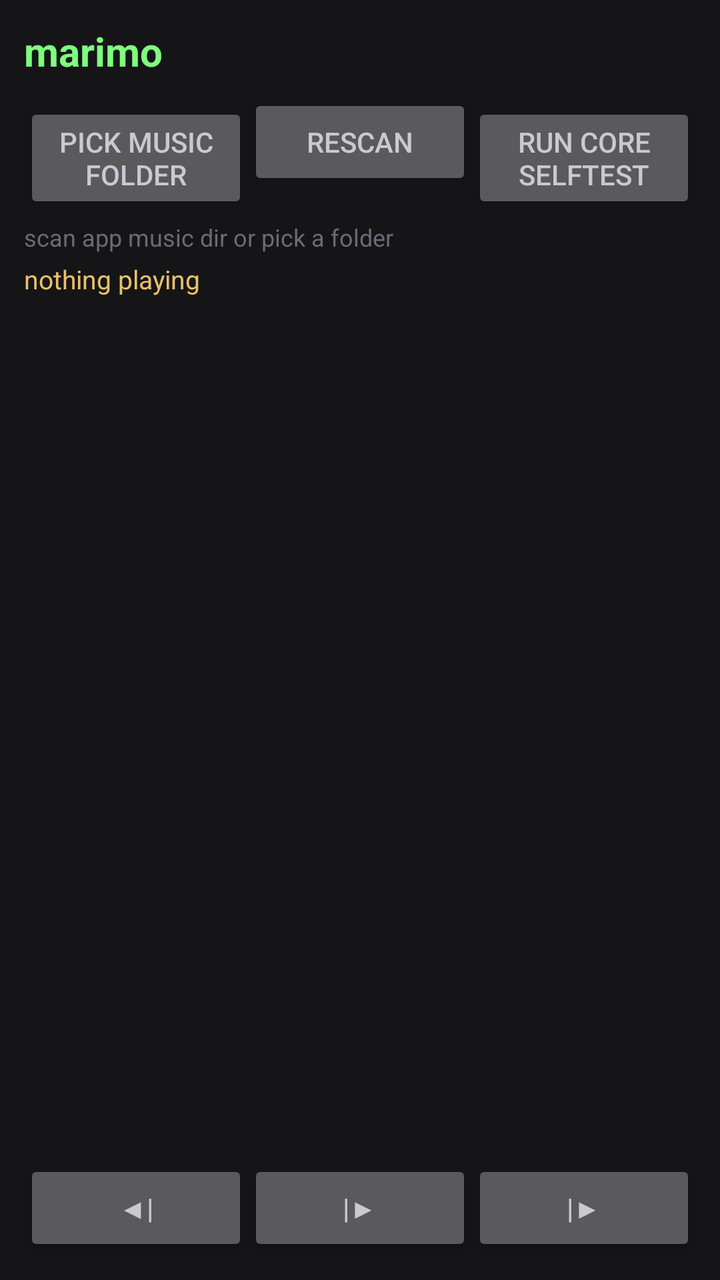
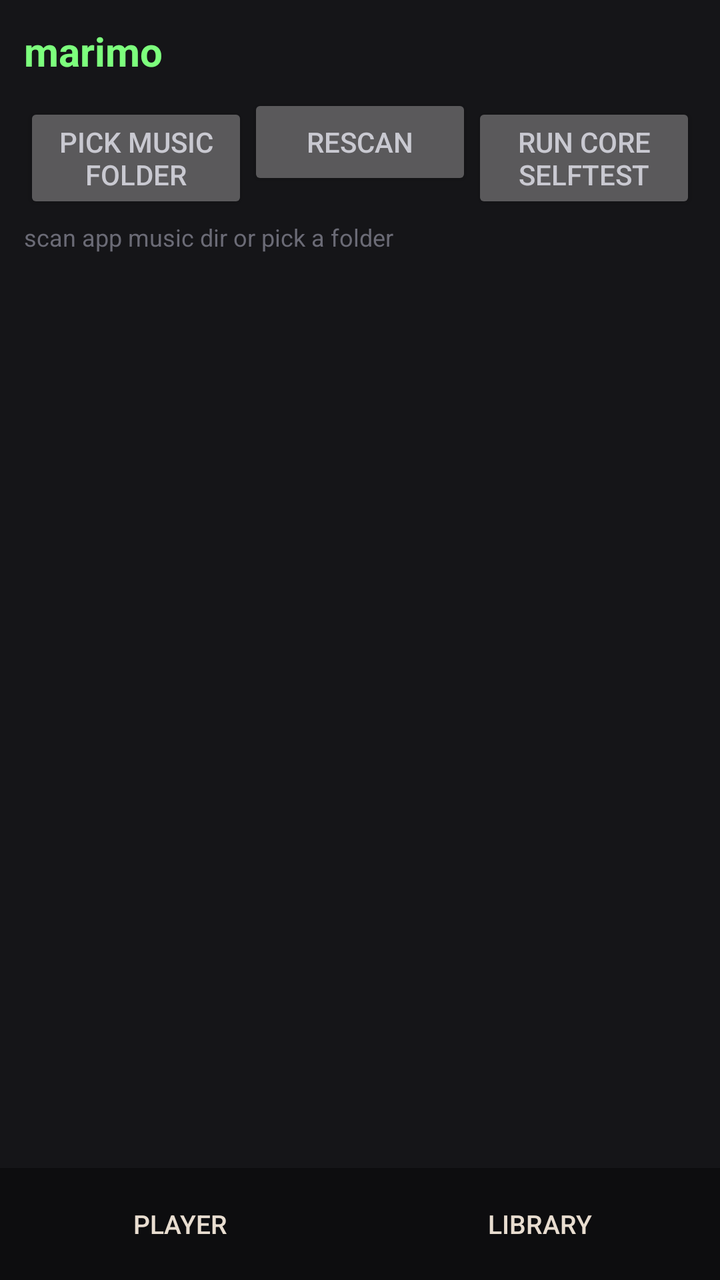

Two renders of the same Android screen: before a commit and after it. Below are the layout's source before the change and the commit's diff.
<!-- AndroidManifest.xml: application theme Theme.Marimo -->
<!-- res/layout/activity_main.xml -->
<?xml version="1.0" encoding="utf-8"?>
<LinearLayout xmlns:android="http://schemas.android.com/apk/res/android"
    android:layout_width="match_parent"
    android:layout_height="match_parent"
    android:orientation="vertical"
    android:padding="12dp">

    <TextView
        android:id="@+id/title"
        android:layout_width="match_parent"
        android:layout_height="wrap_content"
        android:text="marimo"
        android:textSize="20sp"
        android:textStyle="bold"
        android:textColor="#7dff7d" />

    <LinearLayout
        android:layout_width="match_parent"
        android:layout_height="wrap_content"
        android:orientation="horizontal"
        android:layout_marginTop="8dp">

        <Button
            android:id="@+id/btn_pick"
            android:layout_width="0dp"
            android:layout_height="wrap_content"
            android:layout_weight="1"
            android:text="@string/pick_folder" />

        <Button
            android:id="@+id/btn_scan"
            android:layout_width="0dp"
            android:layout_height="wrap_content"
            android:layout_weight="1"
            android:text="@string/scan" />

        <Button
            android:id="@+id/btn_test"
            android:layout_width="0dp"
            android:layout_height="wrap_content"
            android:layout_weight="1"
            android:text="@string/run_selftest" />
    </LinearLayout>

    <TextView
        android:id="@+id/status"
        android:layout_width="match_parent"
        android:layout_height="wrap_content"
        android:layout_marginTop="8dp"
        android:text="@string/status_idle"
        android:textSize="12sp"
        android:textColor="#6b6b76" />

    <TextView
        android:id="@+id/nowplaying"
        android:layout_width="match_parent"
        android:layout_height="wrap_content"
        android:layout_marginTop="4dp"
        android:text="@string/now_playing"
        android:textSize="13sp"
        android:textColor="#e8c16a" />

    <ListView
        android:id="@+id/tracklist"
        android:layout_width="match_parent"
        android:layout_height="0dp"
        android:layout_weight="1"
        android:layout_marginTop="8dp" />

    <LinearLayout
        android:layout_width="match_parent"
        android:layout_height="wrap_content"
        android:orientation="horizontal">

        <Button
            android:id="@+id/btn_prev"
            android:layout_width="0dp"
            android:layout_height="wrap_content"
            android:layout_weight="1"
            android:text="◀|" />

        <Button
            android:id="@+id/btn_play"
            android:layout_width="0dp"
            android:layout_height="wrap_content"
            android:layout_weight="1"
            android:text="|▶" />

        <Button
            android:id="@+id/btn_next"
            android:layout_width="0dp"
            android:layout_height="wrap_content"
            android:layout_weight="1"
            android:text="|▶" />
    </LinearLayout>
</LinearLayout>
<!-- resources referenced by this layout -->
<resources>
  <string name="now_playing">nothing playing</string>
  <string name="pick_folder">pick music folder</string>
  <string name="run_selftest">run core selftest</string>
  <string name="scan">rescan</string>
  <string name="status_idle">scan app music dir or pick a folder</string>
  <style name="Theme.Marimo" parent="@android:style/Theme.Material.NoActionBar">
          <item name="android:windowBackground">#151518</item>
          <item name="android:colorBackground">#151518</item>
          <item name="android:statusBarColor">#0d0d0f</item>
          <item name="android:navigationBarColor">#0d0d0f</item>
          <item name="android:textColor">#c9c9d1</item>
      </style>
</resources>

<!-- the commit's change to res/layout/activity_main.xml (unified diff, before → after) -->
@@ -2,95 +2,191 @@
 <LinearLayout xmlns:android="http://schemas.android.com/apk/res/android"
     android:layout_width="match_parent"
     android:layout_height="match_parent"
-    android:orientation="vertical"
-    android:padding="12dp">
+    android:orientation="vertical">
 
-    <TextView
-        android:id="@+id/title"
+    <FrameLayout
         android:layout_width="match_parent"
-        android:layout_height="wrap_content"
-        android:text="marimo"
-        android:textSize="20sp"
-        android:textStyle="bold"
-        android:textColor="#7dff7d" />
+        android:layout_height="0dp"
+        android:layout_weight="1">
 
+        
+        <LinearLayout
+            android:id="@+id/screen_library"
+            android:layout_width="match_parent"
+            android:layout_height="match_parent"
+            android:orientation="vertical"
+            android:padding="12dp">
+
+            <TextView
+                android:id="@+id/title"
+                android:layout_width="match_parent"
+                android:layout_height="wrap_content"
+                android:text="marimo"
+                android:textSize="20sp"
+                android:textStyle="bold"
+                android:textColor="#7dff7d" />
+
+            <LinearLayout
+                android:layout_width="match_parent"
+                android:layout_height="wrap_content"
+                android:orientation="horizontal"
+                android:layout_marginTop="8dp">
+
+                <Button
+                    android:id="@+id/btn_pick"
+                    android:layout_width="0dp"
+                    android:layout_height="wrap_content"
+                    android:layout_weight="1"
+                    android:text="@string/pick_folder" />
+
+                <Button
+                    android:id="@+id/btn_scan"
+                    android:layout_width="0dp"
+                    android:layout_height="wrap_content"
+                    android:layout_weight="1"
+                    android:text="@string/scan" />
+
+                <Button
+                    android:id="@+id/btn_test"
+                    android:layout_width="0dp"
+                    android:layout_height="wrap_content"
+                    android:layout_weight="1"
+                    android:text="@string/run_selftest" />
+            </LinearLayout>
+
+            <TextView
+                android:id="@+id/status"
+                android:layout_width="match_parent"
+                android:layout_height="wrap_content"
+                android:layout_marginTop="8dp"
+                android:text="@string/status_idle"
+                android:textSize="12sp"
+                android:textColor="#6b6b76" />
+
+            <ListView
+                android:id="@+id/tracklist"
+                android:layout_width="match_parent"
+                android:layout_height="0dp"
+                android:layout_weight="1"
+                android:layout_marginTop="8dp"
+                android:divider="#2a2a30"
+                android:dividerHeight="1dp" />
+        </LinearLayout>
+
+        
+        <LinearLayout
+            android:id="@+id/screen_player"
+            android:layout_width="match_parent"
+            android:layout_height="match_parent"
+            android:orientation="vertical"
+            android:gravity="center_horizontal"
+            android:padding="24dp"
+            android:visibility="gone">
+
+            <TextView
+                android:id="@+id/p_title"
+                android:layout_width="match_parent"
+                android:layout_height="wrap_content"
+                android:gravity="center"
+                android:text="marimo"
+                android:textSize="22sp"
+                android:textStyle="bold"
+                android:textColor="#7dff7d" />
+
+            <ImageView
+                android:id="@+id/p_art"
+                android:layout_width="match_parent"
+                android:layout_height="0dp"
+                android:layout_weight="1"
+                android:layout_marginTop="20dp"
+                android:scaleType="fitCenter"
+                android:adjustViewBounds="true"
+                android:contentDescription="album art" />
+
+            <TextView
+                android:id="@+id/p_track"
+                android:layout_width="match_parent"
+                android:layout_height="wrap_content"
+                android:layout_marginTop="16dp"
+                android:gravity="center"
+                android:textSize="18sp"
+                android:textColor="#e8ddd0"
+                android:textStyle="bold" />
+
+            <TextView
+                android:id="@+id/p_artist"
+                android:layout_width="match_parent"
+                android:layout_height="wrap_content"
+                android:gravity="center"
+                android:textSize="14sp"
+                android:textColor="#c9c9d1" />
+
+            <TextView
+                android:id="@+id/p_album"
+                android:layout_width="match_parent"
+                android:layout_height="wrap_content"
+                android:gravity="center"
+                android:textSize="13sp"
+                android:textColor="#6b6b76" />
+
+            <LinearLayout
+                android:layout_width="match_parent"
+                android:layout_height="wrap_content"
+                android:layout_marginTop="20dp"
+                android:orientation="horizontal">
+
+                <Button
+                    android:id="@+id/p_prev"
+                    android:layout_width="0dp"
+                    android:layout_height="64dp"
+                    android:layout_weight="1"
+                    android:text="◀|"
+                    android:textSize="22sp" />
+
+                <Button
+                    android:id="@+id/p_play"
+                    android:layout_width="0dp"
+                    android:layout_height="64dp"
+                    android:layout_weight="1"
+                    android:text="|▶"
+                    android:textSize="22sp" />
+
+                <Button
+                    android:id="@+id/p_next"
+                    android:layout_width="0dp"
+                    android:layout_height="64dp"
+                    android:layout_weight="1"
+                    android:text="▶|"
+                    android:textSize="22sp" />
+            </LinearLayout>
+        </LinearLayout>
+    </FrameLayout>
+
+    
     <LinearLayout
         android:layout_width="match_parent"
-        android:layout_height="wrap_content"
+        android:layout_height="56dp"
         android:orientation="horizontal"
-        android:layout_marginTop="8dp">
+        android:background="#0d0d0f">
 
         <Button
-            android:id="@+id/btn_pick"
+            android:id="@+id/tab_player"
             android:layout_width="0dp"
-            android:layout_height="wrap_content"
+            android:layout_height="match_parent"
             android:layout_weight="1"
-            android:text="@string/pick_folder" />
+            android:background="?android:attr/selectableItemBackground"
+            android:text="player"
+            android:textColor="#e8ddd0"
+            android:textSize="13sp" />
 
         <Button
-            android:id="@+id/btn_scan"
+            android:id="@+id/tab_library"
             android:layout_width="0dp"
-            android:layout_height="wrap_content"
+            android:layout_height="match_parent"
             android:layout_weight="1"
-            android:text="@string/scan" />
-
-        <Button
-            android:id="@+id/btn_test"
-            android:layout_width="0dp"
-            android:layout_height="wrap_content"
-            android:layout_weight="1"
-            android:text="@string/run_selftest" />
-    </LinearLayout>
-
-    <TextView
-        android:id="@+id/status"
-        android:layout_width="match_parent"
-        android:layout_height="wrap_content"
-        android:layout_marginTop="8dp"
-        android:text="@string/status_idle"
-        android:textSize="12sp"
-        android:textColor="#6b6b76" />
-
-    <TextView
-        android:id="@+id/nowplaying"
-        android:layout_width="match_parent"
-        android:layout_height="wrap_content"
-        android:layout_marginTop="4dp"
-        android:text="@string/now_playing"
-        android:textSize="13sp"
-        android:textColor="#e8c16a" />
-
-    <ListView
-        android:id="@+id/tracklist"
-        android:layout_width="match_parent"
-        android:layout_height="0dp"
-        android:layout_weight="1"
-        android:layout_marginTop="8dp" />
-
-    <LinearLayout
-        android:layout_width="match_parent"
-        android:layout_height="wrap_content"
-        android:orientation="horizontal">
-
-        <Button
-            android:id="@+id/btn_prev"
-            android:layout_width="0dp"
-            android:layout_height="wrap_content"
-            android:layout_weight="1"
-            android:text="◀|" />
-
-        <Button
-            android:id="@+id/btn_play"
-            android:layout_width="0dp"
-            android:layout_height="wrap_content"
-            android:layout_weight="1"
-            android:text="|▶" />
-
-        <Button
-            android:id="@+id/btn_next"
-            android:layout_width="0dp"
-            android:layout_height="wrap_content"
-            android:layout_weight="1"
-            android:text="|▶" />
+            android:background="?android:attr/selectableItemBackground"
+            android:text="library"
+            android:textColor="#e8ddd0"
+            android:textSize="13sp" />
     </LinearLayout>
 </LinearLayout>
<!-- resource entries referenced after the edit -->
@@ -1,6 +1,5 @@
 <!-- resources referenced by this layout -->
 <resources>
-  <string name="now_playing">nothing playing</string>
   <string name="pick_folder">pick music folder</string>
   <string name="run_selftest">run core selftest</string>
   <string name="scan">rescan</string>
